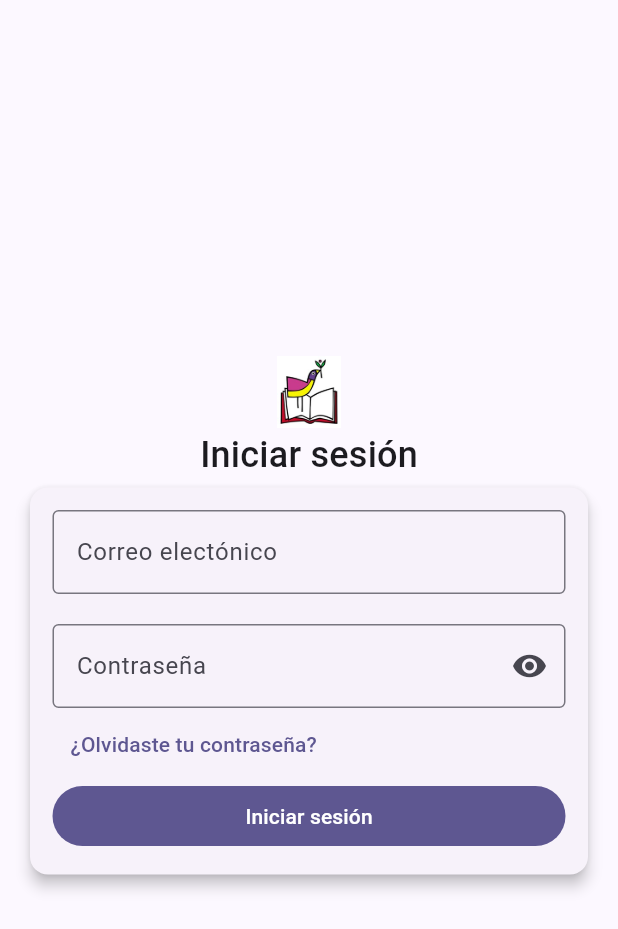
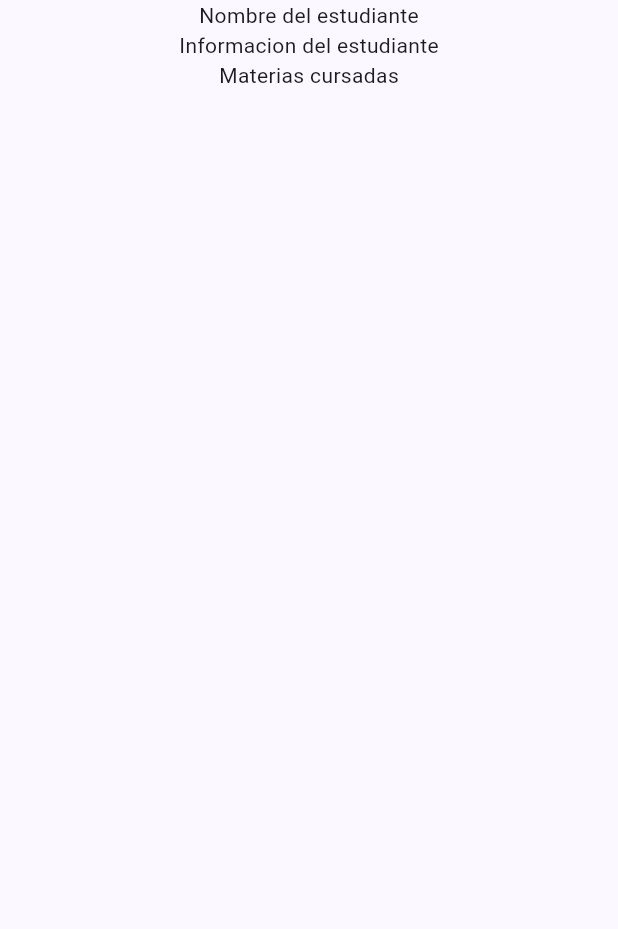
Before and after one commit to ITPSM-UCA/itpsm-mobile, a Flutter app: the screen it shows after launch, after a tap on "Iniciar sesión", on a phone screen of 412 x 824 dp. Shown: the top 929 px of the screen. Run offline on Flutter 3.47's test engine with Material 2 defaults, Android fonts, the phone set to English and light mode, and no system bars; our stand-ins replace responsive_framework.

Commit message:
[INIT] Academic record screen initialized

```diff
--- a/lib/main.dart
+++ b/lib/main.dart
@@ -1,6 +1,7 @@
 import 'package:flutter/material.dart';
 import 'package:flutter/services.dart';
 import 'package:itpsm_mobile/screens/login/login_screen.dart';
+import 'package:itpsm_mobile/screens/students/academic_record_screen.dart';
 import 'package:responsive_framework/responsive_framework.dart';
 
 void main() {
@@ -46,7 +47,8 @@ class ItpsmMobile extends StatelessWidget {
         )
       ),
       routes: {
-        LoginScreen.routeName: (context) => const LoginScreen()
+        LoginScreen.routeName: (context) => const LoginScreen(),
+        AcademicRecordScreen.routeName:(context) => const AcademicRecordScreen()
       },
     );
   }
--- /dev/null
+++ b/lib/screens/students/academic_record_screen.dart
@@ -0,0 +1,22 @@
+import 'package:flutter/material.dart';
+
+class AcademicRecordScreen extends StatelessWidget {
+  static const routeName = '/academicRecord';
+
+  const AcademicRecordScreen({super.key});
+
+  @override
+  Widget build(BuildContext context) {
+    return Scaffold(
+      body: SizedBox.expand(
+        child: Column(
+          children: const [
+            Text('Nombre del estudiante'),
+            Text('Informacion del estudiante'),
+            Text('Materias cursadas'),
+          ],
+        ),
+      ),
+    );
+  }
+}
--- a/lib/widgets/login/login_form.dart
+++ b/lib/widgets/login/login_form.dart
@@ -1,4 +1,5 @@
 import 'package:flutter/material.dart';
+import 'package:itpsm_mobile/screens/students/academic_record_screen.dart';
 
 class LoginForm extends StatelessWidget {
   const LoginForm({super.key});
@@ -43,7 +44,9 @@ class LoginForm extends StatelessWidget {
                 child: TextButton(onPressed: () {}, child: const Text('¿Olvidaste tu contraseña?'))
               ),
               FilledButton(
-                onPressed: () {},
+                onPressed: () {
+                  Navigator.of(context).pushNamed(AcademicRecordScreen.routeName);
+                },
                 child: const Text('Iniciar sesión'),
               )
             ],
```
